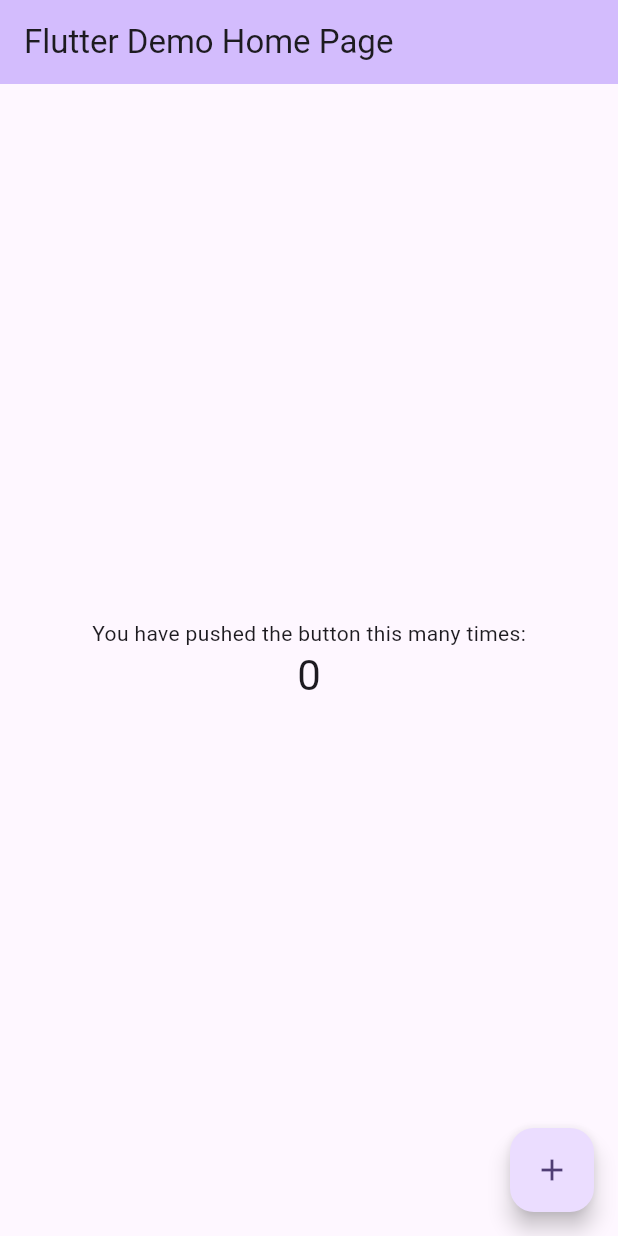
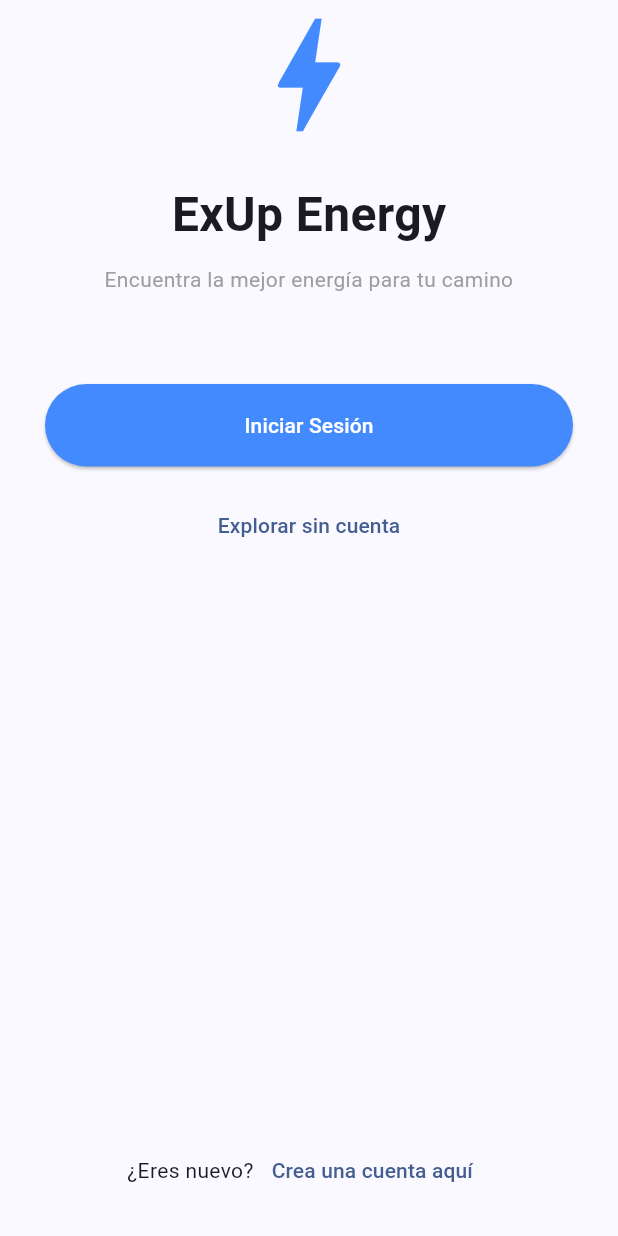
Before and after one commit to VictorHPonce/exup-energy-mobile, a Flutter app: the screen it shows after launch, on a phone screen of 412 x 824 dp. Run offline on Flutter 3.47's test engine with Material 3 defaults, Android fonts, the phone set to English and light mode, and no system bars; our stand-ins replace dartz, dio, equatable, flutter_bloc, get_it, go_router.

Commit message:
feat(router): implement go_router and create modern welcome screen

```diff
--- /dev/null
+++ b/lib/core/router/app_router.dart
@@ -0,0 +1,19 @@
+import 'package:exup_energy_mobile/features/auth/presentation/pages/welcome_page.dart';
+import 'package:go_router/go_router.dart';
+import '../../features/auth/presentation/pages/login_page.dart';
+// Importa aquí tus otras páginas (Welcome, Register, etc.)
+
+final appRouter = GoRouter(
+  initialLocation: '/welcome', // Empezamos por la pantalla de marca
+  routes: [
+    GoRoute(
+      path: '/welcome',
+      builder: (context, state) => const WelcomePage(), // La crearemos ahora
+    ),
+    GoRoute(
+      path: '/login',
+      builder: (context, state) => const LoginPage(),
+    ),
+    // GoRoute(path: '/register', ...),
+  ],
+);
--- /dev/null
+++ b/lib/features/auth/presentation/pages/welcome_page.dart
@@ -0,0 +1,73 @@
+import 'package:flutter/material.dart';
+import 'package:go_router/go_router.dart';
+
+class WelcomePage extends StatelessWidget {
+  const WelcomePage({super.key});
+
+  @override
+  Widget build(BuildContext context) {
+    return Scaffold(
+      body: Stack( // Para poner contenido sobre un fondo si quieres
+        children: [
+          Padding(
+            padding: const EdgeInsets.symmetric(horizontal: 30),
+            child: Column(
+              mainAxisAlignment: MainAxisAlignment.center,
+              children: [
+                // 1. Logo (Usa un Icono temporalmente si no tienes imagen)
+                const Icon(Icons.bolt, size: 100, color: Colors.blueAccent),
+                const SizedBox(height: 20),
+                const Text(
+                  'ExUp Energy',
+                  style: TextStyle(fontSize: 32, fontWeight: FontWeight.bold),
+                ),
+                const SizedBox(height: 10),
+                const Text(
+                  'Encuentra la mejor energía para tu camino',
+                  textAlign: TextAlign.center,
+                  style: TextStyle(color: Colors.grey),
+                ),
+                const SizedBox(height: 60),
+
+                // 2. Botón Iniciar Sesión (Acción Principal)
+                SizedBox(
+                  width: double.infinity,
+                  height: 55,
+                  child: ElevatedButton(
+                    onPressed: () => context.push('/login'),
+                    style: ElevatedButton.styleFrom(
+                      backgroundColor: Colors.blueAccent,
+                      foregroundColor: Colors.white,
+                    ),
+                    child: const Text('Iniciar Sesión'),
+                  ),
+                ),
+                const SizedBox(height: 15),
+
+                // 3. Botón Explorar (Acción Secundaria)
+                TextButton(
+                  onPressed: () { /* Navegar al mapa directamente */ },
+                  child: const Text('Explorar sin cuenta'),
+                ),
+                const Spacer(), // Empuja el resto hacia abajo
+
+                // 4. Pie de página: ¿Eres nuevo?
+                Row(
+                  mainAxisAlignment: MainAxisAlignment.center,
+                  children: [
+                    const Text('¿Eres nuevo?'),
+                    TextButton(
+                      onPressed: () => context.push('/register'),
+                      child: const Text('Crea una cuenta aquí'),
+                    ),
+                  ],
+                ),
+                const SizedBox(height: 20),
+              ],
+            ),
+          ),
+        ],
+      ),
+    );
+  }
+}
--- a/lib/main.dart
+++ b/lib/main.dart
@@ -1,121 +1,25 @@
 import 'package:flutter/material.dart';
+import 'injection_container.dart' as di;
+import 'core/router/app_router.dart';
 
-void main() {
+void main() async {
+  WidgetsFlutterBinding.ensureInitialized();
+  await di.init();
   runApp(const MyApp());
 }
 
 class MyApp extends StatelessWidget {
   const MyApp({super.key});
 
-  // This widget is the root of your application.
   @override
   Widget build(BuildContext context) {
-    return MaterialApp(
-      title: 'Flutter Demo',
+    return MaterialApp.router(
+      routerConfig: appRouter,
+      title: 'ExUp Energy',
+      debugShowCheckedModeBanner: false,
       theme: ThemeData(
-        // This is the theme of your application.
-        //
-        // TRY THIS: Try running your application with "flutter run". You'll see
-        // the application has a purple toolbar. Then, without quitting the app,
-        // try changing the seedColor in the colorScheme below to Colors.green
-        // and then invoke "hot reload" (save your changes or press the "hot
-        // reload" button in a Flutter-supported IDE, or press "r" if you used
-        // the command line to start the app).
-        //
-        // Notice that the counter didn't reset back to zero; the application
-        // state is not lost during the reload. To reset the state, use hot
-        // restart instead.
-        //
-        // This works for code too, not just values: Most code changes can be
-        // tested with just a hot reload.
-        colorScheme: .fromSeed(seedColor: Colors.deepPurple),
-      ),
-      home: const MyHomePage(title: 'Flutter Demo Home Page'),
-    );
-  }
-}
-
-class MyHomePage extends StatefulWidget {
-  const MyHomePage({super.key, required this.title});
-
-  // This widget is the home page of your application. It is stateful, meaning
-  // that it has a State object (defined below) that contains fields that affect
-  // how it looks.
-
-  // This class is the configuration for the state. It holds the values (in this
-  // case the title) provided by the parent (in this case the App widget) and
-  // used by the build method of the State. Fields in a Widget subclass are
-  // always marked "final".
-
-  final String title;
-
-  @override
-  State<MyHomePage> createState() => _MyHomePageState();
-}
-
-class _MyHomePageState extends State<MyHomePage> {
-  int _counter = 0;
-
-  void _incrementCounter() {
-    setState(() {
-      // This call to setState tells the Flutter framework that something has
-      // changed in this State, which causes it to rerun the build method below
-      // so that the display can reflect the updated values. If we changed
-      // _counter without calling setState(), then the build method would not be
-      // called again, and so nothing would appear to happen.
-      _counter++;
-    });
-  }
-
-  @override
-  Widget build(BuildContext context) {
-    // This method is rerun every time setState is called, for instance as done
-    // by the _incrementCounter method above.
-    //
-    // The Flutter framework has been optimized to make rerunning build methods
-    // fast, so that you can just rebuild anything that needs updating rather
-    // than having to individually change instances of widgets.
-    return Scaffold(
-      appBar: AppBar(
-        // TRY THIS: Try changing the color here to a specific color (to
-        // Colors.amber, perhaps?) and trigger a hot reload to see the AppBar
-        // change color while the other colors stay the same.
-        backgroundColor: Theme.of(context).colorScheme.inversePrimary,
-        // Here we take the value from the MyHomePage object that was created by
-        // the App.build method, and use it to set our appbar title.
-        title: Text(widget.title),
-      ),
-      body: Center(
-        // Center is a layout widget. It takes a single child and positions it
-        // in the middle of the parent.
-        child: Column(
-          // Column is also a layout widget. It takes a list of children and
-          // arranges them vertically. By default, it sizes itself to fit its
-          // children horizontally, and tries to be as tall as its parent.
-          //
-          // Column has various properties to control how it sizes itself and
-          // how it positions its children. Here we use mainAxisAlignment to
-          // center the children vertically; the main axis here is the vertical
-          // axis because Columns are vertical (the cross axis would be
-          // horizontal).
-          //
-          // TRY THIS: Invoke "debug painting" (choose the "Toggle Debug Paint"
-          // action in the IDE, or press "p" in the console), to see the
-          // wireframe for each widget.
-          mainAxisAlignment: .center,
-          children: [
-            const Text('You have pushed the button this many times:'),
-            Text(
-              '$_counter',
-              style: Theme.of(context).textTheme.headlineMedium,
-            ),
-          ],
-        ),
-      ),
-      floatingActionButton: FloatingActionButton(
-        onPressed: _incrementCounter,
-        tooltip: 'Increment',
-        child: const Icon(Icons.add),
+        useMaterial3: true,
+        colorSchemeSeed: Colors.blueAccent,
       ),
     );
   }
--- a/pubspec.yaml
+++ b/pubspec.yaml
@@ -49,6 +49,7 @@ dependencies:
   # The following adds the Cupertino Icons font to your application.
   # Use with the CupertinoIcons class for iOS style icons.
   cupertino_icons: ^1.0.8
+  go_router: ^17.2.1
 
 dev_dependencies:
   flutter_test:
```
Also changed, not shown: lib/core/network/dio_client.dart (added, +16 -0 lines), lib/features/auth/data/datasources/auth_remote_data_source.dart (added, +37 -0 lines), lib/features/auth/data/models/user_model.dart (added, +35 -0 lines), lib/features/auth/data/repositories/auth_repository_impl.dart (added, +37 -0 lines), lib/features/auth/domain/usecases/login_usecase.dart (added, +16 -0 lines), lib/features/auth/presentation/bloc/auth_bloc.dart (added, +24 -0 lines), lib/features/auth/presentation/bloc/auth_event.dart (added, +17 -0 lines), lib/features/auth/presentation/bloc/auth_state.dart (added, +18 -0 lines), lib/features/auth/presentation/pages/login_page.dart (added, +92 -0 lines), lib/injection_container.dart (added, +32 -0 lines), pubspec.lock.
